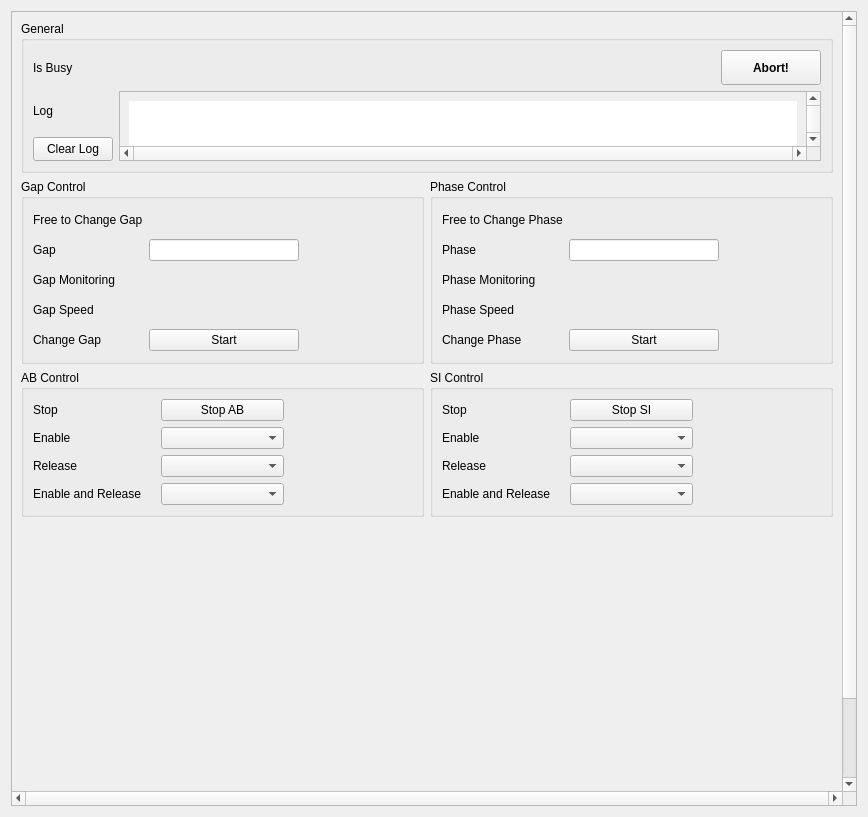
The window that ui/epu.ui (lnls-sirius/machine-applications) describes before a commit, drawn with Qt 5.
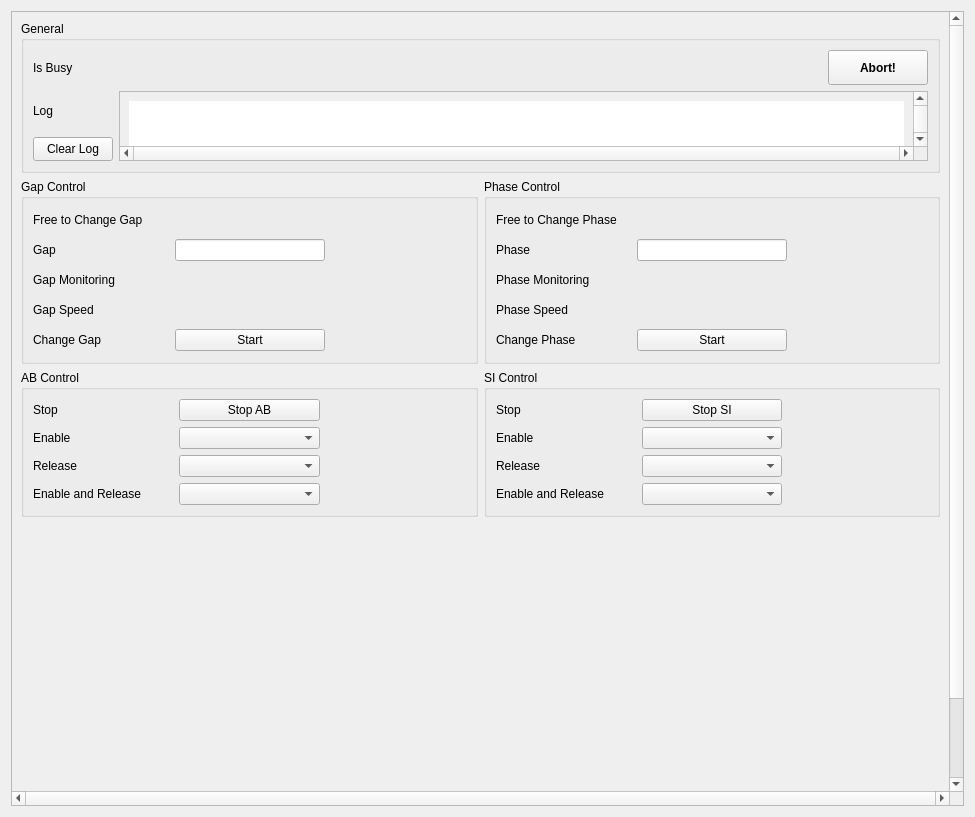
The same window after the commit. Custom widgets are drawn as their Qt base class.

Commit message: ui/: Add individual velocity PVs back to ui

Patch:
```diff
--- a/ui/epu.ui
+++ b/ui/epu.ui
@@ -6,7 +6,7 @@
    <rect>
     <x>0</x>
     <y>0</y>
-    <width>868</width>
+    <width>975</width>
     <height>817</height>
    </rect>
   </property>
@@ -35,9 +35,9 @@
       <property name="geometry">
        <rect>
         <x>0</x>
-        <y>0</y>
-        <width>831</width>
-        <height>916</height>
+        <y>-205</y>
+        <width>930</width>
+        <height>977</height>
        </rect>
       </property>
       <layout class="QGridLayout" name="gridLayout_3">
@@ -168,8 +168,8 @@
                 <rect>
                  <x>0</x>
                  <y>0</y>
-                 <width>691</width>
-                 <height>118</height>
+                 <width>759</width>
+                 <height>122</height>
                 </rect>
                </property>
                <layout class="QGridLayout" name="gridLayout_5">
```
Left out of the diff: 2 changed lines with no effect on the pictures. The commit also changes 1 other file.
